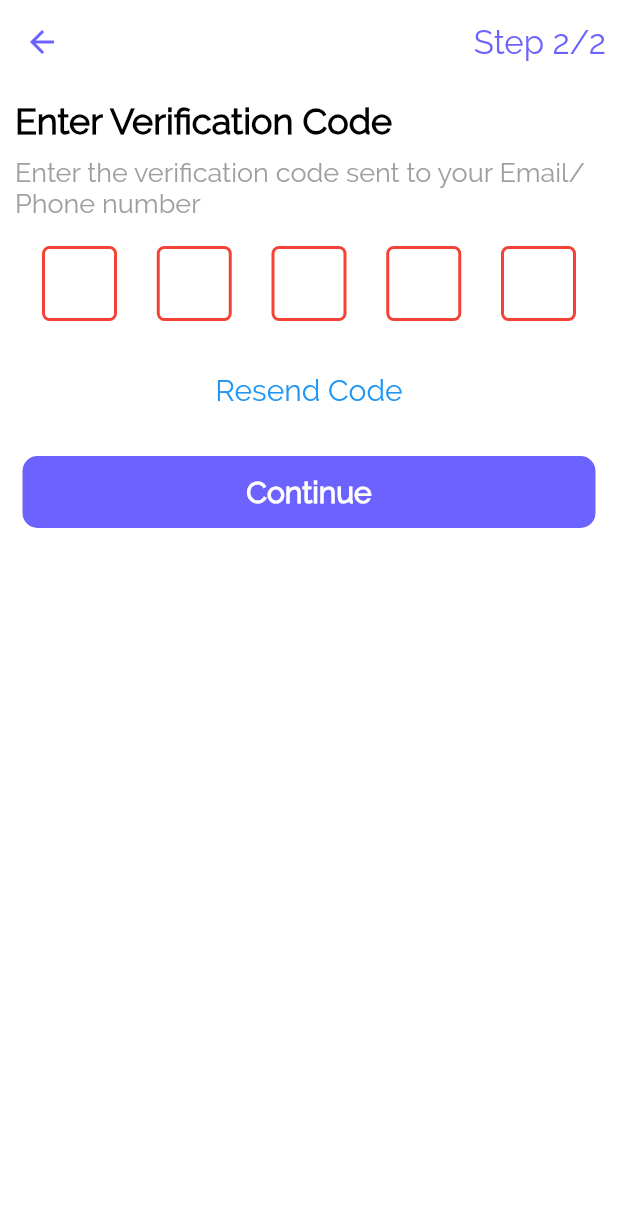
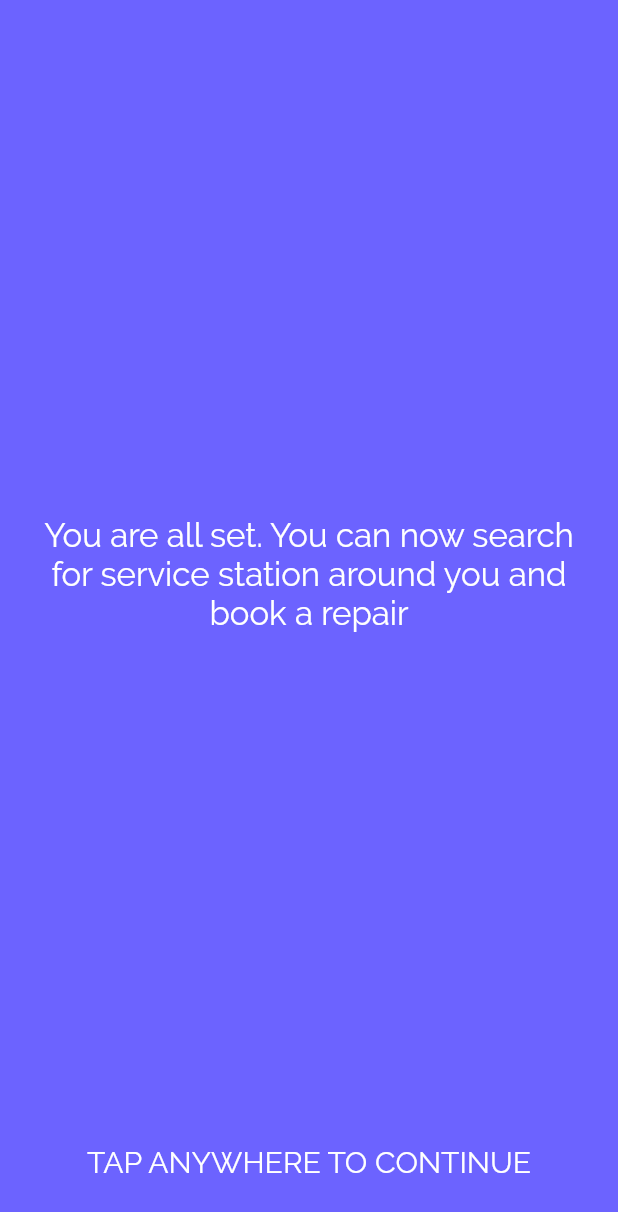
Before and after one commit to ologunB/autoserve, a Flutter app: the RegisterSecondPage screen opened directly, after a tap on "Continue", on a phone screen of 412 x 824 dp. Shown: the top 1212 px of the screen. Run offline on Flutter 3.47's test engine with Material 2 defaults, Android fonts, the phone set to English and light mode, and no system bars; drawn by our look-alikes of pin_code_fields; missing offline and left inert: country_pickers.

Commit message:
First Commit

```diff
--- /dev/null
+++ b/lib/views/auth/register_complete_page.dart
@@ -0,0 +1,56 @@
+import 'package:autoserve/utils/styles.dart';
+import 'package:autoserve/views/partials/layout_template.dart';
+import 'package:flutter/cupertino.dart';
+import 'package:flutter/material.dart';
+
+class RegisterCompleteScreen extends StatefulWidget {
+  @override
+  _RegisterCompleteScreenState createState() => _RegisterCompleteScreenState();
+}
+
+class _RegisterCompleteScreenState extends State<RegisterCompleteScreen> {
+  @override
+  Widget build(BuildContext context) {
+    return Scaffold(
+      body: InkWell(
+        onTap: () {
+          Navigator.of(context).pushReplacement(
+              CupertinoPageRoute(builder: (context) => LayoutTemplate()));
+        },
+        child: Container(
+          padding: EdgeInsets.all(20),
+          color: Styles.appPrimaryColor,
+          child: Column(
+            children: <Widget>[
+              Expanded(
+                child: Center(
+                  child: Text(
+                    "You are all set. You can now search for service station around you and book a repair",
+                    textAlign: TextAlign.center,
+                    style: TextStyle(
+                        color: Colors.white,
+                        fontSize: 22,
+                        fontWeight: FontWeight.w500),
+                  ),
+                ),
+              ),
+              Padding(
+                padding: const EdgeInsets.symmetric(vertical: 18.0),
+                child: Center(
+                  child: Text(
+                    "TAP ANYWHERE TO CONTINUE",
+                    textAlign: TextAlign.center,
+                    style: TextStyle(
+                        color: Colors.white,
+                        fontSize: 20,
+                        fontWeight: FontWeight.w400),
+                  ),
+                ),
+              )
+            ],
+          ),
+        ),
+      ),
+    );
+  }
+}
--- a/lib/views/auth/register_second_page.dart
+++ b/lib/views/auth/register_second_page.dart
@@ -1,4 +1,5 @@
 import 'package:autoserve/utils/styles.dart';
+import 'package:autoserve/views/auth/register_complete_page.dart';
 import 'package:autoserve/views/partials/custom_button.dart';
 import 'package:flutter/cupertino.dart';
 import 'package:flutter/material.dart';
@@ -87,7 +88,12 @@ class _RegisterSecondPageState extends State<RegisterSecondPage> {
                 padding: const EdgeInsets.symmetric(vertical: 28.0),
                 child: CustomButton(
                   title: "Continue",
-                  onPress: () {},
+                  onPress: () {
+                    Navigator.push(
+                        context,
+                        CupertinoPageRoute(
+                            builder: (context) => RegisterCompleteScreen()));
+                  },
                 ),
               ),
             ],
```
Also changed, not shown: lib/views/home/home_view.dart (added, +19 -0 lines), lib/views/orders/order_view.dart (added, +19 -0 lines), lib/views/partials/layout_template.dart (added, +76 -0 lines), lib/views/payment/payment_view.dart (added, +18 -0 lines), lib/views/profile/profile_view.dart (added, +18 -0 lines).
